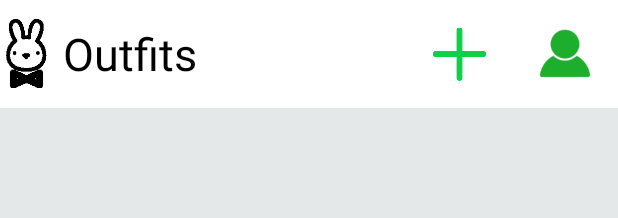
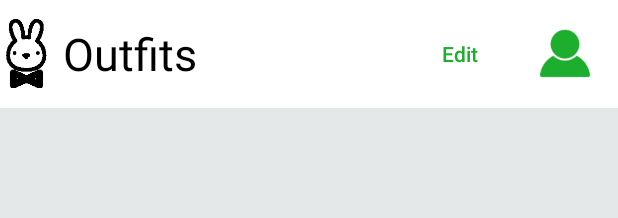
Before and after one commit to estebanreyl/conejo-android, an Android app: the layout activity_main.xml on its own in the app's theme, with its tools: preview values and no code run, on a phone screen of 412 x 824 dp. Shown: the top 218 px of the screen. Run offline under Robolectric (Android 15) with nearby library versions, the phone set to English and light mode, and no system bars; plain views replace PagerContainer.

Commit message:
UI Bugfixes

```diff
--- a/app/src/main/java/conejo/stanford/conejo/BuyScreen.java
+++ b/app/src/main/java/conejo/stanford/conejo/BuyScreen.java
@@ -4,6 +4,7 @@ import android.content.Intent;
 import android.support.v7.app.AppCompatActivity;
 import android.os.Bundle;
 import android.util.DisplayMetrics;
+import android.view.View;
 import android.widget.ImageView;
 import android.widget.TextView;
 
@@ -56,4 +57,7 @@ public class BuyScreen extends AppCompatActivity {
         return description;
     }
 
+    public void close(View view) {
+        finish();
+    }
 }
--- a/app/src/main/res/layout/activity_main.xml
+++ b/app/src/main/res/layout/activity_main.xml
@@ -41,6 +41,22 @@
 
 
         <ImageButton
+            android:contentDescription="Exit edit mode"
+            android:background="@android:color/transparent"
+            android:onClick="exitEditMode"
+            android:src="@drawable/x_icon"
+            android:layout_gravity="center"
+            android:layout_width="0dp"
+            android:padding="14dp"
+            android:layout_height="match_parent"
+            android:layout_weight="1"
+            android:scaleType="fitCenter"
+            android:visibility="gone"
+            android:tint="@android:color/darker_gray"
+            />
+
+        <ImageButton
+            android:id="@+id/add"
             android:contentDescription="add"
             android:background="@android:color/transparent"
             android:onClick="openCamera"
@@ -51,10 +67,26 @@
             android:layout_height="match_parent"
             android:layout_weight="1"
             android:scaleType="fitCenter"
-            android:visibility="visible"/>
+            android:visibility="gone"/>
+
+        <Button
+            android:id="@+id/edit"
+            android:text="Edit"
+            android:textColor="#1dae2e"
+            android:background="@android:color/transparent"
+            android:textAllCaps="false"
+            android:src="@drawable/profile"
+            android:layout_gravity="center"
+            android:layout_width="0dp"
+            android:padding="12dp"
+            android:layout_height="match_parent"
+            android:layout_weight="1"
+            android:scaleType="fitCenter"
+            android:visibility="visible"
+            android:onClick="editMode"/>
 
         <ImageButton
-            android:contentDescription="add"
+            android:contentDescription="Profile Screen"
             android:background="@android:color/transparent"
             android:src="@drawable/profile"
             android:layout_gravity="center"
@@ -75,7 +107,7 @@
         android:layout_marginTop="6dp">
 
         <android.support.v4.view.ViewPager
-            android:layout_width="200dp"
+            android:layout_width="250dp"
             android:layout_height="match_parent"
             android:layout_gravity="center" />
 
@@ -89,7 +121,7 @@
         android:layout_marginTop="6dp">
 
         <android.support.v4.view.ViewPager
-            android:layout_width="200dp"
+            android:layout_width="250dp"
             android:layout_height="match_parent"
             android:layout_gravity="center" />
 
@@ -103,7 +135,7 @@
         android:layout_marginTop="6dp">
 
         <android.support.v4.view.ViewPager
-            android:layout_width="200dp"
+            android:layout_width="250dp"
             android:layout_height="match_parent"
             android:layout_gravity="center" />
 
```
Also changed, not shown: app/src/main/java/conejo/stanford/conejo/MainActivity.java (+17 -0 lines), app/src/main/res/layout/activity_buy_screen.xml (+15 -1 lines), app/src/main/res/layout/item_cover.xml (+14 -1 lines), app/src/main/res/drawable/Icons/x_button.png (added), app/src/main/res/drawable/x_icon.png (added).
